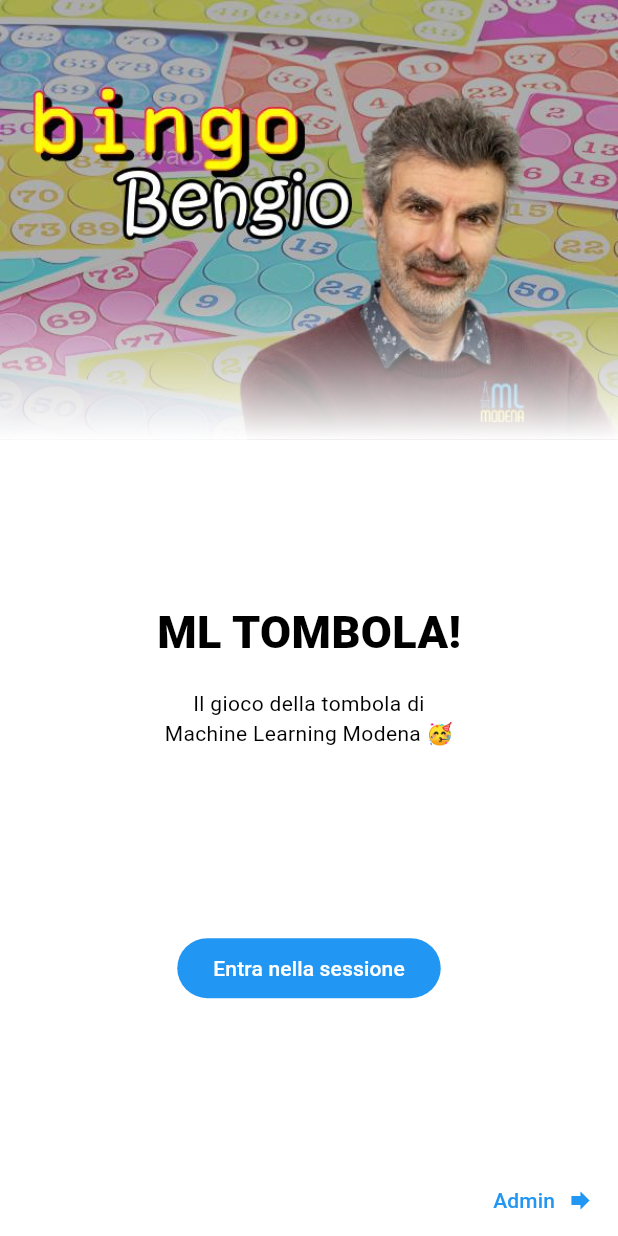
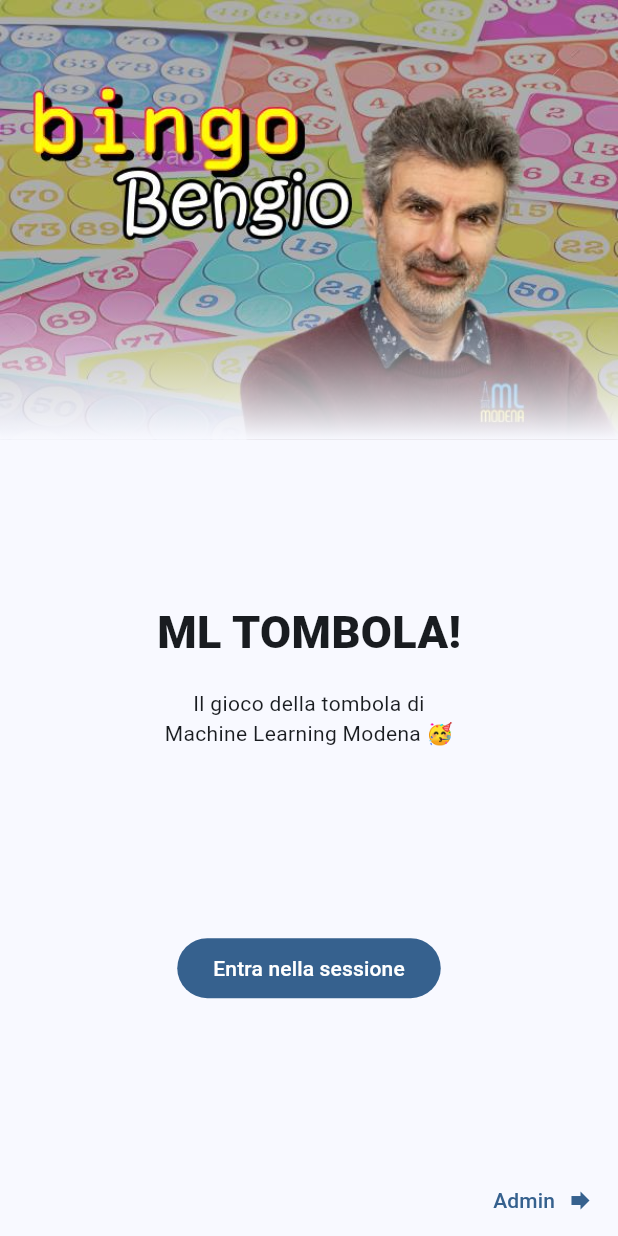
Before and after one commit to dariowskii/tombola, a Flutter app: the screen it shows after launch, on a phone screen of 412 x 824 dp. Run offline on Flutter 3.47's test engine with Material 3 defaults, Android fonts, the phone set to English and light mode, and no system bars; our stand-ins replace cloud_firestore, firebase_auth, firebase_core, flutter_riverpod, freezed_annotation, go_router and 2 more; missing offline and left inert: simple_barcode_scanner; accounts and stored records are empty; generated files the repository leaves out were written again.

Commit message:
Refactor theme configuration in TombolaApp to use ColorScheme.fromSeed for improved color management

```diff
--- a/lib/main.dart
+++ b/lib/main.dart
@@ -30,13 +30,15 @@ class TombolaApp extends ConsumerWidget {
       title: 'Tombola!',
       routerConfig: ref.watch(routerProvider),
       darkTheme: ThemeData.from(
-        colorScheme: const ColorScheme.dark(
-          primary: Colors.blueAccent,
+        colorScheme: ColorScheme.fromSeed(
+          brightness: Brightness.dark,
+          seedColor: Colors.blueAccent,
         ),
       ),
       theme: ThemeData.from(
-        colorScheme: const ColorScheme.light(
-          primary: Colors.blue,
+        colorScheme: ColorScheme.fromSeed(
+          brightness: Brightness.light,
+          seedColor: Colors.blue,
         ),
       ),
     );
```
